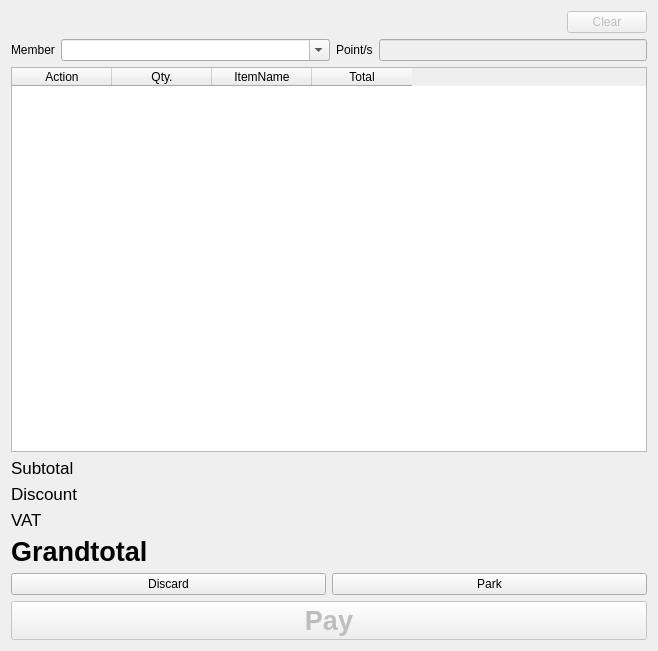
Before: the Qt Designer form app/views/templates/generated/PreOrder.ui in rondalefloyd/mts-pos, drawn with Qt 5.
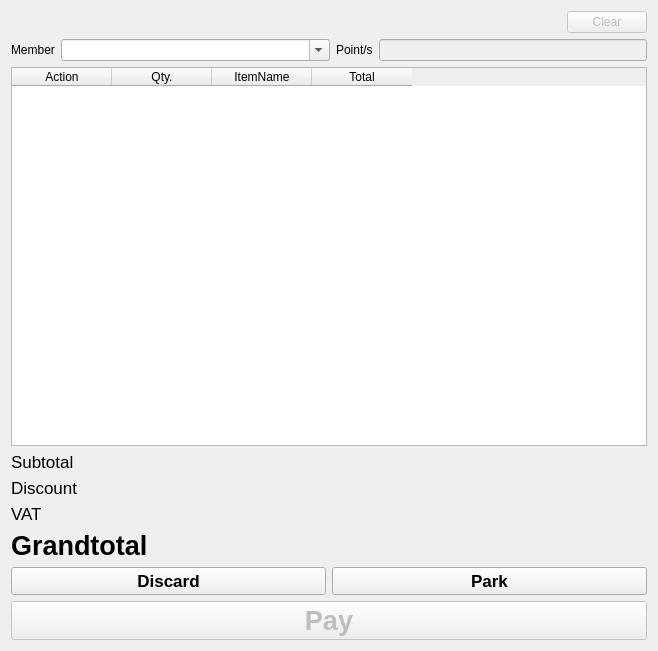
After: the same form once the commit is applied.

The edit to the form file:
```diff
--- a/app/views/templates/generated/PreOrder.ui
+++ b/app/views/templates/generated/PreOrder.ui
@@ -281,6 +281,13 @@
     <layout class="QHBoxLayout" name="horizontalLayout">
      <item>
       <widget class="QPushButton" name="pushButtonDiscard">
+       <property name="font">
+        <font>
+         <pointsize>13</pointsize>
+         <weight>75</weight>
+         <bold>true</bold>
+        </font>
+       </property>
        <property name="text">
         <string>Discard</string>
        </property>
@@ -288,6 +295,13 @@
      </item>
      <item>
       <widget class="QPushButton" name="pushButtonPark">
+       <property name="font">
+        <font>
+         <pointsize>13</pointsize>
+         <weight>75</weight>
+         <bold>true</bold>
+        </font>
+       </property>
        <property name="text">
         <string>Park</string>
        </property>
```
